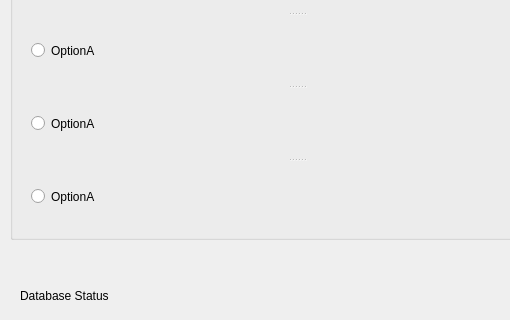
This is questions.ui in sahilsehgal1995/Quiz_Project as Qt 5 draws it before an edit; both pictures show x 0 to 510 and y 161 to 481 of the 739 by 481 pixel window. The edited form follows.
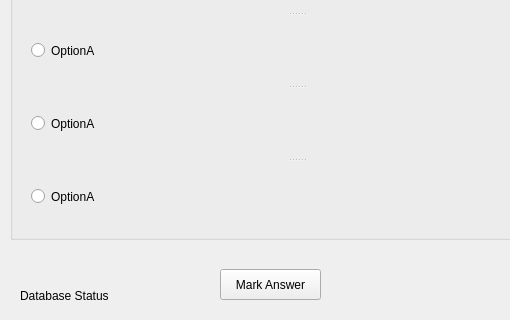
This is the edited form.

Commit message: Random Questions Generated

What changed in the file:
```diff
--- a/questions.ui
+++ b/questions.ui
@@ -143,6 +143,19 @@
    </widget>
    <widget class="QTableView" name="tableView"/>
   </widget>
+  <widget class="QPushButton" name="MarkAnswer">
+   <property name="geometry">
+    <rect>
+     <x>220</x>
+     <y>430</y>
+     <width>101</width>
+     <height>31</height>
+    </rect>
+   </property>
+   <property name="text">
+    <string>Mark Answer</string>
+   </property>
+  </widget>
  </widget>
  <resources/>
  <connections/>
```
The commit also changes 3 other files.
